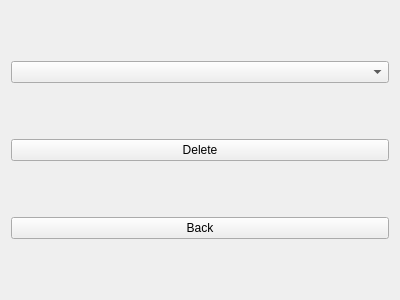
Old version of the form Views/deletesquadview.ui in the repository MehmetHY/MilitaryOutpostManagement-Qt5.
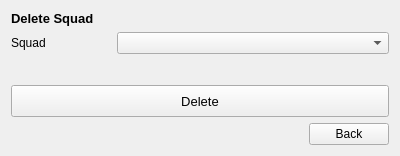
New version of the form.

Commit message: rearranged delete squad ui

The edit to the form file:
```diff
--- a/Views/deletesquadview.ui
+++ b/Views/deletesquadview.ui
@@ -7,7 +7,7 @@
     <x>0</x>
     <y>0</y>
     <width>400</width>
-    <height>300</height>
+    <height>156</height>
    </rect>
   </property>
   <property name="windowTitle">
@@ -15,21 +15,115 @@
   </property>
   <layout class="QGridLayout" name="gridLayout">
    <item row="0" column="0">
-    <widget class="QComboBox" name="comboBox"/>
+    <widget class="QLabel" name="label_7">
+     <property name="sizePolicy">
+      <sizepolicy hsizetype="Preferred" vsizetype="Fixed">
+       <horstretch>0</horstretch>
+       <verstretch>0</verstretch>
+      </sizepolicy>
+     </property>
+     <property name="font">
+      <font>
+       <pointsize>10</pointsize>
+       <weight>75</weight>
+       <bold>true</bold>
+      </font>
+     </property>
+     <property name="text">
+      <string>Delete Squad</string>
+     </property>
+     <property name="alignment">
+      <set>Qt::AlignLeading|Qt::AlignLeft|Qt::AlignVCenter</set>
+     </property>
+    </widget>
    </item>
    <item row="1" column="0">
+    <layout class="QHBoxLayout" name="horizontalLayout">
+     <item>
+      <widget class="QLabel" name="label">
+       <property name="minimumSize">
+        <size>
+         <width>100</width>
+         <height>0</height>
+        </size>
+       </property>
+       <property name="text">
+        <string>Squad</string>
+       </property>
+      </widget>
+     </item>
+     <item>
+      <widget class="QComboBox" name="comboBox">
+       <property name="sizePolicy">
+        <sizepolicy hsizetype="Expanding" vsizetype="Fixed">
+         <horstretch>0</horstretch>
+         <verstretch>0</verstretch>
+        </sizepolicy>
+       </property>
+      </widget>
+     </item>
+    </layout>
+   </item>
+   <item row="2" column="0">
+    <spacer name="verticalSpacer">
+     <property name="orientation">
+      <enum>Qt::Vertical</enum>
+     </property>
+     <property name="sizeHint" stdset="0">
+      <size>
+       <width>20</width>
+       <height>4</height>
+      </size>
+     </property>
+    </spacer>
+   </item>
+   <item row="3" column="0">
     <widget class="QPushButton" name="deleteButton">
+     <property name="minimumSize">
+      <size>
+       <width>0</width>
+       <height>32</height>
+      </size>
+     </property>
+     <property name="font">
+      <font>
+       <pointsize>10</pointsize>
+      </font>
+     </property>
+     <property name="cursor">
+      <cursorShape>PointingHandCursor</cursorShape>
+     </property>
      <property name="text">
       <string>Delete</string>
      </property>
     </widget>
    </item>
-   <item row="2" column="0">
-    <widget class="QPushButton" name="backButton">
-     <property name="text">
-      <string>Back</string>
-     </property>
-    </widget>
+   <item row="4" column="0">
+    <layout class="QHBoxLayout" name="horizontalLayout_2">
+     <item>
+      <spacer name="horizontalSpacer">
+       <property name="orientation">
+        <enum>Qt::Horizontal</enum>
+       </property>
+       <property name="sizeHint" stdset="0">
+        <size>
+         <width>40</width>
+         <height>20</height>
+        </size>
+       </property>
+      </spacer>
+     </item>
+     <item>
+      <widget class="QPushButton" name="backButton">
+       <property name="cursor">
+        <cursorShape>PointingHandCursor</cursorShape>
+       </property>
+       <property name="text">
+        <string>Back</string>
+       </property>
+      </widget>
+     </item>
+    </layout>
    </item>
   </layout>
  </widget>
```
